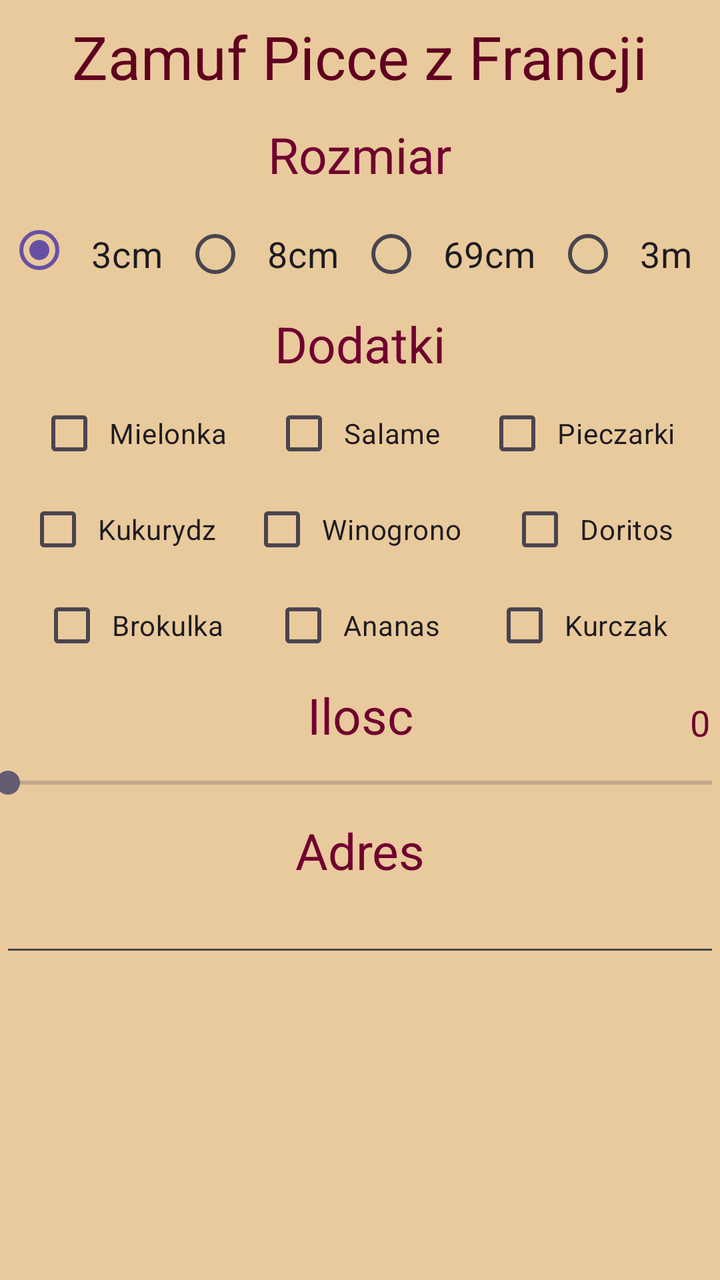
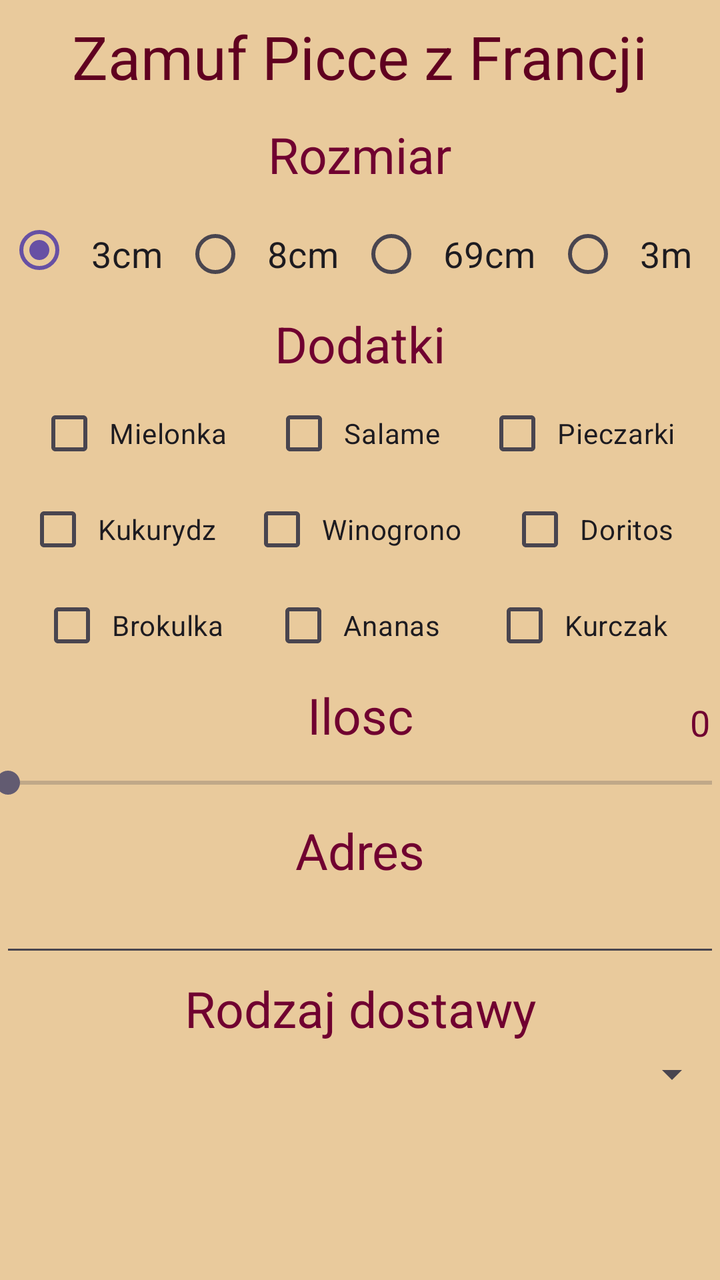

Before-and-after screenshots of an Android layout around one commit, followed by the original layout XML and the change that was made.
<!-- AndroidManifest.xml: application theme Theme.FormPizza -->
<!-- res/layout/activity_main.xml -->
<?xml version="1.0" encoding="utf-8"?>
<ScrollView xmlns:android="http://schemas.android.com/apk/res/android"
    xmlns:app="http://schemas.android.com/apk/res-auto"
    xmlns:tools="http://schemas.android.com/tools"
    android:layout_width="match_parent"
    android:layout_height="match_parent"
    android:fillViewport="true"
    tools:context=".MainActivity">

    <androidx.constraintlayout.widget.ConstraintLayout
        android:id="@+id/main"
        android:layout_width="match_parent"
        android:layout_height="wrap_content"
        android:background="#E9CA9C">

    <TextView
        android:id="@+id/textView"
        android:layout_width="wrap_content"
        android:layout_height="wrap_content"
        android:text="Zamuf Picce z Francji"
        android:textSize="30sp"
        app:layout_constraintEnd_toEndOf="parent"
        app:layout_constraintStart_toStartOf="parent"
        app:layout_constraintTop_toTopOf="parent"
        android:padding="8dp"
        android:textColor="#600020"/>

    <TextView
        android:id="@+id/textView2"
        android:layout_width="wrap_content"
        android:layout_height="wrap_content"
        android:padding="4dp"
        android:text="Rozmiar"
        android:textSize="25sp"
        app:layout_constraintEnd_toEndOf="parent"
        app:layout_constraintStart_toStartOf="parent"
        app:layout_constraintTop_toBottomOf="@+id/textView"
        android:textColor="#700030"/>

    <RadioGroup
        android:id="@+id/radioGroup"
        android:layout_width="wrap_content"
        android:layout_height="wrap_content"
        android:layout_marginTop="5dp"
        android:orientation="horizontal"
        app:layout_constraintEnd_toEndOf="parent"
        app:layout_constraintStart_toStartOf="parent"
        app:layout_constraintTop_toBottomOf="@+id/textView2"
        android:checkedButton="@id/rozmiar3">


        <RadioButton
            android:id="@+id/rozmiar3"
            android:layout_width="match_parent"
            android:layout_height="41dp"
            android:padding="10dp"
            android:text="3cm"
            android:textSize="18sp" />

        <RadioButton
            android:id="@+id/rozmiar8"
            android:layout_width="wrap_content"
            android:layout_height="wrap_content"
            android:padding="10dp"
            android:text="8cm"
            android:textSize="18sp" />

        <RadioButton
            android:id="@+id/rozmiar69"
            android:layout_width="wrap_content"
            android:layout_height="wrap_content"
            android:padding="10dp"
            android:text="69cm"
            android:textSize="18sp" />

        <RadioButton
            android:id="@+id/rozmiarOstroznie"
            android:layout_width="wrap_content"
            android:layout_height="wrap_content"
            android:padding="10dp"
            android:text="3m"
            android:textSize="18sp" />
    </RadioGroup>

    <TextView
        android:id="@+id/textView3"
        android:layout_width="wrap_content"
        android:layout_height="wrap_content"
        android:text="Dodatki"
        app:layout_constraintEnd_toEndOf="parent"
        app:layout_constraintStart_toStartOf="parent"
        app:layout_constraintTop_toBottomOf="@+id/radioGroup"
        android:padding="4dp"
        android:textSize="25sp"
        android:textColor="#700030"/>

    <CheckBox
        android:id="@+id/salame"
        android:layout_width="wrap_content"
        android:layout_height="wrap_content"
        android:text="Salame"
        android:padding="4dp"
        app:layout_constraintEnd_toEndOf="parent"
        app:layout_constraintStart_toStartOf="parent"
        app:layout_constraintTop_toBottomOf="@+id/textView3" />

    <CheckBox
        android:id="@+id/mielonka"
        android:layout_width="wrap_content"
        android:layout_height="wrap_content"
        android:text="Mielonka"
        android:padding="4dp"
        app:layout_constraintEnd_toStartOf="@+id/salame"
        app:layout_constraintStart_toStartOf="parent"
        app:layout_constraintTop_toBottomOf="@+id/textView3" />

    <CheckBox
        android:id="@+id/pieczarka"
        android:layout_width="wrap_content"
        android:layout_height="wrap_content"
        android:text="Pieczarki"
        android:padding="4dp"
        app:layout_constraintEnd_toEndOf="parent"
        app:layout_constraintStart_toEndOf="@+id/salame"
        app:layout_constraintTop_toBottomOf="@+id/textView3" />

    <CheckBox
        android:id="@+id/winogron"
        android:layout_width="wrap_content"
        android:layout_height="wrap_content"
        android:text="Winogrono"
        android:padding="4dp"
        app:layout_constraintEnd_toEndOf="parent"
        app:layout_constraintStart_toStartOf="parent"
        app:layout_constraintTop_toBottomOf="@+id/salame" />

    <CheckBox
        android:id="@+id/kukurydza"
        android:layout_width="wrap_content"
        android:layout_height="wrap_content"
        android:text="Kukurydz"
        android:padding="4dp"
        app:layout_constraintEnd_toStartOf="@+id/winogron"
        app:layout_constraintStart_toStartOf="parent"
        app:layout_constraintTop_toBottomOf="@+id/mielonka" />

    <CheckBox
        android:id="@+id/doritos"
        android:layout_width="wrap_content"
        android:layout_height="wrap_content"
        android:text="Doritos"
        android:padding="4dp"
        app:layout_constraintEnd_toEndOf="parent"
        app:layout_constraintStart_toEndOf="@+id/winogron"
        app:layout_constraintTop_toBottomOf="@+id/pieczarka" />

    <CheckBox
        android:id="@+id/ananas"
        android:layout_width="wrap_content"
        android:layout_height="wrap_content"
        android:text="Ananas"
        android:padding="4dp"
        app:layout_constraintEnd_toEndOf="parent"
        app:layout_constraintStart_toStartOf="parent"
        app:layout_constraintTop_toBottomOf="@+id/winogron" />

    <CheckBox
        android:id="@+id/kurczak"
        android:layout_width="wrap_content"
        android:layout_height="wrap_content"
        android:text="Kurczak"
        android:padding="4dp"
        app:layout_constraintEnd_toEndOf="parent"
        app:layout_constraintStart_toEndOf="@+id/ananas"
        app:layout_constraintTop_toBottomOf="@+id/doritos" />

    <CheckBox
        android:id="@+id/brokul"
        android:layout_width="wrap_content"
        android:layout_height="wrap_content"
        android:text="Brokulka"
        android:padding="4dp"
        app:layout_constraintEnd_toStartOf="@+id/ananas"
        app:layout_constraintStart_toStartOf="parent"
        app:layout_constraintTop_toBottomOf="@+id/kukurydza" />

    <TextView
        android:id="@+id/textView4"
        android:layout_width="wrap_content"
        android:layout_height="wrap_content"
        android:text="Ilosc"
        app:layout_constraintEnd_toEndOf="parent"
        app:layout_constraintStart_toStartOf="parent"
        app:layout_constraintTop_toBottomOf="@+id/ananas"
        android:padding="4dp"
        android:textSize="25sp"
        android:textColor="#700030"/>

    <SeekBar
        android:id="@+id/seekBar"
        android:layout_width="match_parent"
        android:layout_height="wrap_content"
        android:max="10"
        android:progress="0"
        app:layout_constraintEnd_toEndOf="parent"
        app:layout_constraintStart_toStartOf="parent"
        app:layout_constraintTop_toBottomOf="@+id/textView4"
        android:padding="4dp"/>

    <TextView
        android:id="@+id/textView5"
        android:layout_width="wrap_content"
        android:layout_height="wrap_content"
        android:text="Adres"
        app:layout_constraintEnd_toEndOf="parent"
        app:layout_constraintStart_toStartOf="parent"
        app:layout_constraintTop_toBottomOf="@+id/seekBar"
        android:padding="4dp"
        android:textSize="25sp"
        android:textColor="#700030"/>

    <EditText
        android:id="@+id/editTextText"
        android:layout_width="match_parent"
        android:layout_height="wrap_content"
        android:ems="10"
        android:inputType="text"
        android:padding="4dp"
        android:text=""
        android:textColor="#700030"
        android:textSize="22sp"
        app:layout_constraintEnd_toEndOf="parent"
        app:layout_constraintStart_toStartOf="parent"
        app:layout_constraintTop_toBottomOf="@+id/textView5" />

    <TextView
        android:id="@+id/textView6"
        android:layout_width="wrap_content"
        android:layout_height="wrap_content"
        android:padding="5dp"
        android:text="0"
        android:textColor="#700030"
        android:textSize="18sp"
        app:layout_constraintBottom_toBottomOf="@+id/textView4"
        app:layout_constraintEnd_toEndOf="parent" />


</androidx.constraintlayout.widget.ConstraintLayout>
</ScrollView>
<!-- resources referenced by this layout -->
<resources>
  <style name="Theme.FormPizza" parent="Base.Theme.FormPizza" />
  <style name="Base.Theme.FormPizza" parent="Theme.Material3.DayNight.NoActionBar">
          
          
      </style>
</resources>

<!-- the commit's change to res/layout/activity_main.xml (unified diff, before → after) -->
@@ -244,6 +244,26 @@
         app:layout_constraintBottom_toBottomOf="@+id/textView4"
         app:layout_constraintEnd_toEndOf="parent" />
 
-
-</androidx.constraintlayout.widget.ConstraintLayout>
+        <Spinner
+            android:id="@+id/spCourse"
+            android:layout_width="match_parent"
+            android:layout_height="wrap_content"
+            app:layout_constraintTop_toBottomOf="@+id/textView7"
+            android:padding="4dp"
+            android:textSize="20sp"
+            android:textColor="#700030"/>
+
+        <TextView
+            android:id="@+id/textView7"
+            android:layout_width="wrap_content"
+            android:layout_height="wrap_content"
+            android:text="Rodzaj dostawy"
+            app:layout_constraintEnd_toEndOf="parent"
+            app:layout_constraintStart_toStartOf="parent"
+            app:layout_constraintTop_toBottomOf="@+id/editTextText"
+            android:padding="4dp"
+            android:textSize="25sp"
+            android:textColor="#700030"/>
+
+    </androidx.constraintlayout.widget.ConstraintLayout>
 </ScrollView>
